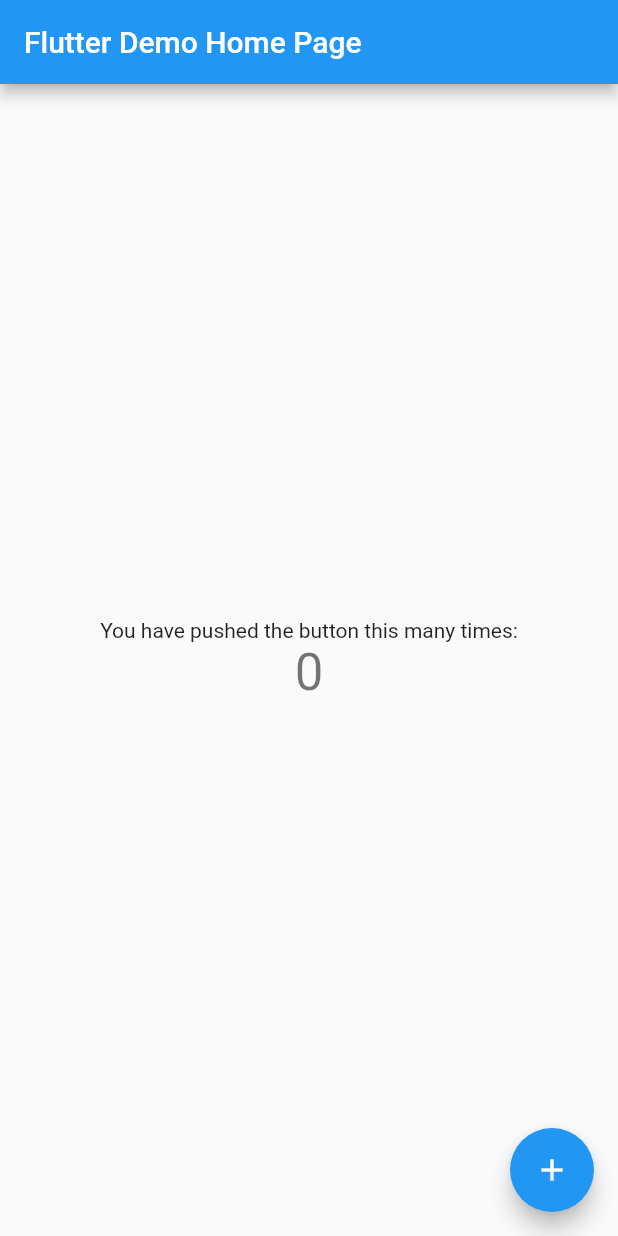
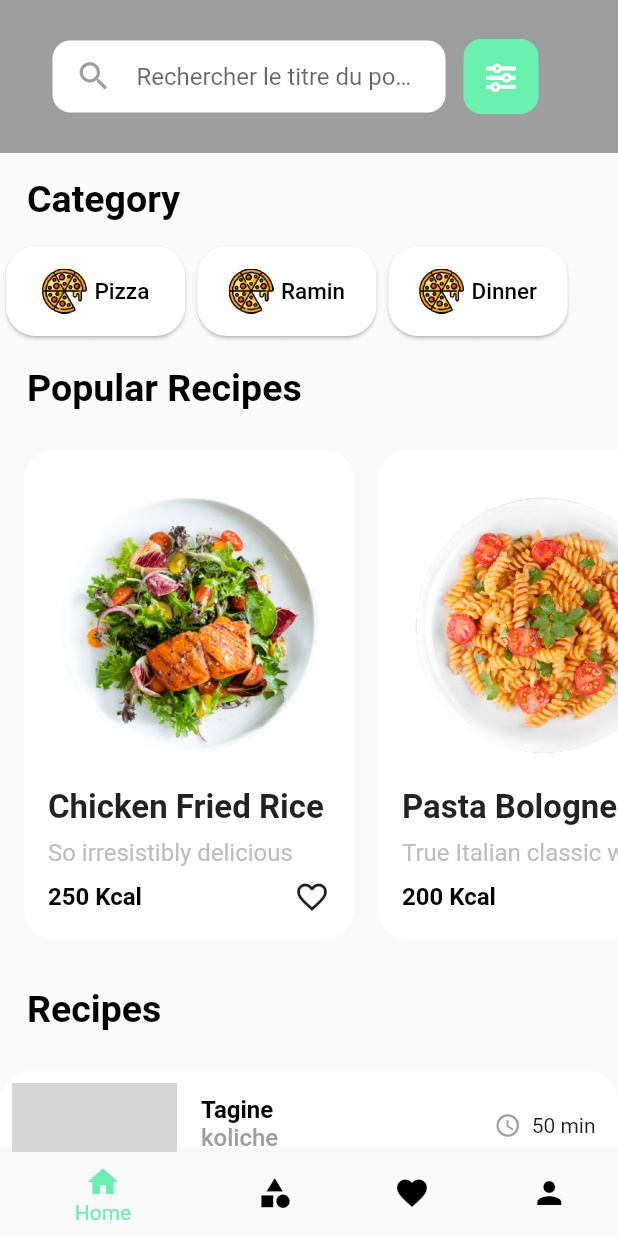
Before and after one commit to koliche/Moroccan-Food-Recipes, a Flutter app: the screen it shows after launch, on a phone screen of 412 x 824 dp. Run offline on Flutter 3.47's test engine with Material 2 defaults, Android fonts, the phone set to English and light mode, and no system bars; our stand-ins replace font_awesome_flutter, google_fonts; grey boxes are pictures that could not be loaded.

Commit message:
Home page UI

```diff
--- a/lib/main.dart
+++ b/lib/main.dart
@@ -1,115 +1,27 @@
 import 'package:flutter/material.dart';
+import 'package:recipes_app/views/home.dart';
 
 void main() {
   runApp(const MyApp());
 }
 
-class MyApp extends StatelessWidget {
+class MyApp extends StatefulWidget {
   const MyApp({Key? key}) : super(key: key);
 
+  @override
+  State<MyApp> createState() => _MyAppState();
+}
+
+class _MyAppState extends State<MyApp> {
   // This widget is the root of your application.
   @override
   Widget build(BuildContext context) {
     return MaterialApp(
       title: 'Flutter Demo',
       theme: ThemeData(
-        // This is the theme of your application.
-        //
-        // Try running your application with "flutter run". You'll see the
-        // application has a blue toolbar. Then, without quitting the app, try
-        // changing the primarySwatch below to Colors.green and then invoke
-        // "hot reload" (press "r" in the console where you ran "flutter run",
-        // or simply save your changes to "hot reload" in a Flutter IDE).
-        // Notice that the counter didn't reset back to zero; the application
-        // is not restarted.
-        primarySwatch: Colors.blue,
+        primarySwatch: Colors.grey,
       ),
-      home: const MyHomePage(title: 'Flutter Demo Home Page'),
+      home: HomePage(),
     );
   }
 }
-
-class MyHomePage extends StatefulWidget {
-  const MyHomePage({Key? key, required this.title}) : super(key: key);
-
-  // This widget is the home page of your application. It is stateful, meaning
-  // that it has a State object (defined below) that contains fields that affect
-  // how it looks.
-
-  // This class is the configuration for the state. It holds the values (in this
-  // case the title) provided by the parent (in this case the App widget) and
-  // used by the build method of the State. Fields in a Widget subclass are
-  // always marked "final".
-
-  final String title;
-
-  @override
-  State<MyHomePage> createState() => _MyHomePageState();
-}
-
-class _MyHomePageState extends State<MyHomePage> {
-  int _counter = 0;
-
-  void _incrementCounter() {
-    setState(() {
-      // This call to setState tells the Flutter framework that something has
-      // changed in this State, which causes it to rerun the build method below
-      // so that the display can reflect the updated values. If we changed
-      // _counter without calling setState(), then the build method would not be
-      // called again, and so nothing would appear to happen.
-      _counter++;
-    });
-  }
-
-  @override
-  Widget build(BuildContext context) {
-    // This method is rerun every time setState is called, for instance as done
-    // by the _incrementCounter method above.
-    //
-    // The Flutter framework has been optimized to make rerunning build methods
-    // fast, so that you can just rebuild anything that needs updating rather
-    // than having to individually change instances of widgets.
-    return Scaffold(
-      appBar: AppBar(
-        // Here we take the value from the MyHomePage object that was created by
-        // the App.build method, and use it to set our appbar title.
-        title: Text(widget.title),
-      ),
-      body: Center(
-        // Center is a layout widget. It takes a single child and positions it
-        // in the middle of the parent.
-        child: Column(
-          // Column is also a layout widget. It takes a list of children and
-          // arranges them vertically. By default, it sizes itself to fit its
-          // children horizontally, and tries to be as tall as its parent.
-          //
-          // Invoke "debug painting" (press "p" in the console, choose the
-          // "Toggle Debug Paint" action from the Flutter Inspector in Android
-          // Studio, or the "Toggle Debug Paint" command in Visual Studio Code)
-          // to see the wireframe for each widget.
-          //
-          // Column has various properties to control how it sizes itself and
-          // how it positions its children. Here we use mainAxisAlignment to
-          // center the children vertically; the main axis here is the vertical
-          // axis because Columns are vertical (the cross axis would be
-          // horizontal).
-          mainAxisAlignment: MainAxisAlignment.center,
-          children: <Widget>[
-            const Text(
-              'You have pushed the button this many times:',
-            ),
-            Text(
-              '$_counter',
-              style: Theme.of(context).textTheme.headline4,
-            ),
-          ],
-        ),
-      ),
-      floatingActionButton: FloatingActionButton(
-        onPressed: _incrementCounter,
-        tooltip: 'Increment',
-        child: const Icon(Icons.add),
-      ), // This trailing comma makes auto-formatting nicer for build methods.
-    );
-  }
-}
--- /dev/null
+++ b/lib/views/home.dart
@@ -0,0 +1,173 @@
+import 'package:flutter/material.dart';
+import 'package:recipes_app/models/data.dart';
+import 'package:recipes_app/models/shared.dart';
+import 'package:recipes_app/views/widgets/Categories.dart';
+import 'package:recipes_app/views/widgets/recipe_card.dart';
+import 'package:recipes_app/views/widgets/searchWidget.dart';
+
+import '../models/buildRecipes.dart';
+
+class HomePage extends StatefulWidget {
+  HomePage({Key? key}) : super(key: key);
+  @override
+  State<HomePage> createState() => _HomePageState();
+}
+
+class _HomePageState extends State<HomePage> {
+  int selectedIndex = 0;
+  @override
+  Widget build(BuildContext context) {
+    return Scaffold(
+        bottomNavigationBar: BottomNavigationBar(
+            unselectedItemColor: Colors.black,
+            selectedItemColor: Colors.greenAccent,
+            currentIndex: selectedIndex,
+            onTap: (index) {
+              setState(() {
+                selectedIndex = index;
+              });
+            },
+            items: <BottomNavigationBarItem>[
+              new BottomNavigationBarItem(
+                  label: "Home", icon: new Icon(Icons.home)),
+              new BottomNavigationBarItem(
+                  label: "Categories", icon: new Icon(Icons.category)),
+              new BottomNavigationBarItem(
+                  label: "Favorite", icon: new Icon(Icons.favorite)),
+              new BottomNavigationBarItem(
+                  label: "Profile", icon: new Icon(Icons.person)),
+            ]),
+        body: SafeArea(
+          child: SingleChildScrollView(
+              child: Column(
+            children: <Widget>[
+              Container(
+                color: Colors.grey,
+                padding: const EdgeInsets.symmetric(
+                    vertical: 26.0, horizontal: 35.0),
+                child: SearchWidget(),
+              ),
+              // Recipes Category :
+              Container(
+                child: Column(
+                  children: [
+                    SizedBox(
+                      height: 16,
+                    ),
+                    Row(
+                      children: [
+                        SizedBox(
+                          width: 18,
+                        ),
+                        Text(
+                          "Category ",
+                          style: TextStyle(
+                              fontSize: 25,
+                              color: Colors.black,
+                              fontWeight: FontWeight.bold),
+                        ),
+                      ],
+                    ),
+                    Padding(
+                      padding: const EdgeInsets.only(top: 13.0),
+                      child: Row(
+                        children: [
+                          Categories(
+                              text: "Pizza", images: "assets/images/pizza.png"),
+                          Categories(
+                              text: "Ramin", images: "assets/images/pizza.png"),
+                          Categories(
+                              text: "Dinner",
+                              images: "assets/images/pizza.png"),
+                        ],
+                      ),
+                    ),
+                  ],
+                ),
+              ),
+              // Popular Recipes :
+              Container(
+                child: Column(
+                  crossAxisAlignment: CrossAxisAlignment.start,
+                  children: [
+                    SizedBox(
+                      height: 16,
+                    ),
+                    Row(
+                      children: [
+                        SizedBox(
+                          width: 18,
+                        ),
+                        Text(
+                          "Popular Recipes ",
+                          style: TextStyle(
+                              fontSize: 25,
+                              color: Colors.black,
+                              fontWeight: FontWeight.bold),
+                        ),
+                      ],
+                    ),
+                    SizedBox(
+                      height: 19,
+                    ),
+                    Container(
+                      height: 350,
+                      child: ListView(
+                        physics: BouncingScrollPhysics(),
+                        scrollDirection: Axis.horizontal,
+                        children: buildRecipes(),
+                      ),
+                    ),
+                  ],
+                ),
+              ),
+              // Recipes :
+              Container(
+                child: Column(children: [
+                  SizedBox(
+                    height: 16,
+                  ),
+                  Row(
+                    children: [
+                      SizedBox(
+                        width: 18,
+                      ),
+                      Text(
+                        "Recipes ",
+                        style: TextStyle(
+                            fontSize: 25,
+                            color: Colors.black,
+                            fontWeight: FontWeight.bold),
+                      ),
+                    ],
+                  ),
+                  SizedBox(
+                    height: 19,
+                  ),
+                  Container(
+                      child: Column(
+                    children: [
+                      const RecipeCard(
+                        image: "assets/images/splash1.png",
+                        name: "Tagine",
+                        subname: "koliche",
+                      ),
+                      const RecipeCard(
+                        image: "assets/images/splash1.png",
+                        name: "Tagine",
+                        subname: "koliche",
+                      ),
+                      const RecipeCard(
+                        image: "assets/images/splash1.png",
+                        name: "Tagine",
+                        subname: "koliche",
+                      ),
+                    ],
+                  )),
+                ]),
+              )
+            ],
+          )),
+        ));
+  }
+}
--- /dev/null
+++ b/lib/views/widgets/Categories.dart
@@ -0,0 +1,46 @@
+import 'package:flutter/material.dart';
+
+class Categories extends StatelessWidget {
+  final String text, images;
+  const Categories({Key? key, required this.text, required this.images})
+      : super(key: key);
+
+  @override
+  Widget build(BuildContext context) {
+    return Card(
+      color: Colors.white,
+      shape: RoundedRectangleBorder(borderRadius: BorderRadius.circular(20)),
+      child: SizedBox(
+        height: 60,
+        width: MediaQuery.of(context).size.width * 0.29,
+        child: Center(
+          child: Padding(
+            padding: const EdgeInsets.all(8.0),
+            child: Row(
+              mainAxisAlignment: MainAxisAlignment.center,
+              crossAxisAlignment: CrossAxisAlignment.center,
+              children: [
+                Image.asset(
+                  images,
+                  height: 30,
+                  width: 30,
+                ),
+                Padding(
+                  padding: const EdgeInsets.only(left: 5.0),
+                  child: Text(
+                    text,
+                    style: const TextStyle(
+                        fontSize: 15,
+                        color: Colors.black,
+                        fontWeight: FontWeight.w500),
+                  ),
+                )
+              ],
+            ),
+          ),
+        ),
+      ),
+    );
+    ;
+  }
+}
--- /dev/null
+++ b/lib/views/widgets/recipe_card.dart
@@ -0,0 +1,148 @@
+import 'package:flutter/material.dart';
+
+class RecipeCard extends StatelessWidget {
+  final String image;
+  final String name;
+  final String subname;
+
+  const RecipeCard({
+    Key? key,
+    required this.image,
+    required this.name,
+    required this.subname,
+  }) : super(key: key);
+
+  @override
+  Widget build(BuildContext context) {
+    return Padding(
+      padding: const EdgeInsets.only(top: 8.0),
+      child: Container(
+          decoration: BoxDecoration(
+            borderRadius: BorderRadius.all(Radius.circular(20)),
+            color: Colors.white,
+          ),
+          child: Stack(
+            children: [
+              SizedBox(
+                height: 130,
+                width: MediaQuery.of(context).size.width,
+                child: Column(
+                  children: [
+                    SizedBox(
+                      height: 130,
+                      width: MediaQuery.of(context).size.width,
+                      child: Padding(
+                        padding: const EdgeInsets.all(8.0),
+                        child: Row(
+                          children: [
+                            Container(
+                              height: 120,
+                              width: 110,
+                              child: Image.asset(
+                                image,
+                                height: 30,
+                                width: 30,
+                              ),
+                            ),
+                            SizedBox(
+                              width: MediaQuery.of(context).size.width * 0.6,
+                              child: Padding(
+                                padding: const EdgeInsets.only(left: 8.0),
+                                child: Column(
+                                  crossAxisAlignment: CrossAxisAlignment.start,
+                                  children: [
+                                    Row(
+                                      mainAxisAlignment:
+                                          MainAxisAlignment.spaceBetween,
+                                      children: [
+                                        Column(
+                                          crossAxisAlignment:
+                                              CrossAxisAlignment.start,
+                                          mainAxisAlignment:
+                                              MainAxisAlignment.start,
+                                          children: [
+                                            Padding(
+                                              padding: const EdgeInsets.only(
+                                                  top: 8.0, left: 8),
+                                              child: Text(
+                                                name,
+                                                style: const TextStyle(
+                                                    fontWeight: FontWeight.bold,
+                                                    color: Colors.black,
+                                                    fontSize: 16),
+                                              ),
+                                            ),
+                                            Padding(
+                                              padding: const EdgeInsets.only(
+                                                  left: 8.0),
+                                              child: Text(
+                                                subname,
+                                                style: const TextStyle(
+                                                    fontWeight: FontWeight.w500,
+                                                    color: Colors.grey,
+                                                    fontSize: 16),
+                                              ),
+                                            ),
+                                          ],
+                                        ),
+                                      ],
+                                    ),
+                                  ],
+                                ),
+                              ),
+                            ),
+                          ],
+                        ),
+                      ),
+                    ),
+                  ],
+                ),
+              ),
+              Positioned(
+                  right: 15,
+                  bottom: 20,
+                  child: Column(
+                    children: [
+                      Container(
+                        margin: EdgeInsets.only(bottom: 40),
+                        child: Row(
+                          children: [
+                            Icon(
+                              Icons.schedule,
+                              color: Colors.grey,
+                              size: 18,
+                            ),
+                            SizedBox(
+                              width: 7,
+                            ),
+                            Text("50 min")
+                          ],
+                        ),
+                      ),
+                      Container(
+                        height: 25,
+                        width: 50,
+                        decoration: BoxDecoration(
+                            color: Colors.greenAccent,
+                            borderRadius: BorderRadius.circular(6)),
+                        child: Center(
+                          child: Row(
+                            mainAxisAlignment: MainAxisAlignment.center,
+                            children: const [
+                              Icon(
+                                Icons.star,
+                                size: 15,
+                                color: Colors.black,
+                              ),
+                              Text("4.3")
+                            ],
+                          ),
+                        ),
+                      )
+                    ],
+                  ))
+            ],
+          )),
+    );
+  }
+}
--- /dev/null
+++ b/lib/views/widgets/searchWidget.dart
@@ -0,0 +1,61 @@
+import 'package:flutter/material.dart';
+import 'package:font_awesome_flutter/font_awesome_flutter.dart';
+
+class SearchWidget extends StatefulWidget {
+  const SearchWidget({Key? key}) : super(key: key);
+
+  @override
+  State<SearchWidget> createState() => _SearchWidgetState();
+}
+
+class _SearchWidgetState extends State<SearchWidget> {
+  @override
+  Widget build(BuildContext context) {
+    return Container(
+      width: double.infinity,
+      height: 50.0,
+      margin: EdgeInsets.only(right: 18.0),
+      child: Row(
+        children: <Widget>[
+          // search TextField
+          Expanded(
+            child: Container(
+              padding: EdgeInsets.symmetric(horizontal: 15.0),
+              decoration: BoxDecoration(
+                color: Colors.white,
+                borderRadius: BorderRadius.circular(12.0),
+              ),
+              child: TextField(
+                cursorColor: Colors.grey,
+                decoration: InputDecoration(
+                  icon: Icon(
+                    Icons.search,
+                    size: 25.0,
+                    color: Colors.grey,
+                  ),
+                  border: InputBorder.none,
+                  hintText: "Rechercher le titre du poste",
+                ),
+              ),
+            ),
+          ),
+          //icon setting
+          Container(
+            width: 50.0,
+            height: 50.0,
+            margin: EdgeInsets.only(left: 12.0),
+            decoration: BoxDecoration(
+              color: Colors.greenAccent,
+              borderRadius: BorderRadius.circular(12.0),
+            ),
+            child: Icon(
+              FontAwesomeIcons.slidersH,
+              color: Colors.white,
+              size: 20.0,
+            ),
+          )
+        ],
+      ),
+    );
+  }
+}
--- a/pubspec.yaml
+++ b/pubspec.yaml
@@ -34,6 +34,8 @@
   # The following adds the Cupertino Icons font to your application.
   # Use with the CupertinoIcons class for iOS style icons.
   cupertino_icons: ^1.0.2
+  font_awesome_flutter: '>= 4.7.0'
+  google_fonts: ^3.0.1
 
 dev_dependencies:
   flutter_test:
@@ -58,8 +60,8 @@
   uses-material-design: true
 
   # To add assets to your application, add an assets section, like this:
-  # assets:
-  #   - images/a_dot_burr.jpeg
+  assets:
+     - assets/images/
   #   - images/a_dot_ham.jpeg
 
   # An image asset can refer to one or more resolution-specific "variants", see
```
Also changed, not shown: lib/models/buildRecipes.dart (added, +67 -0 lines), lib/models/data.dart (added, +26 -0 lines), lib/models/shared.dart (added, +96 -0 lines), lib/views/widgets/RecipesWidget.dart (added, +15 -0 lines), assets/images/asparagus.png (added), assets/images/chicken_fried_rice.png (added), assets/images/filete_con_papas_cambray.png (added), assets/images/pasta_bolognese.png (added), assets/images/pizza.png (added), assets/images/steak_bacon.png (added), pubspec.lock, 2 other files.
